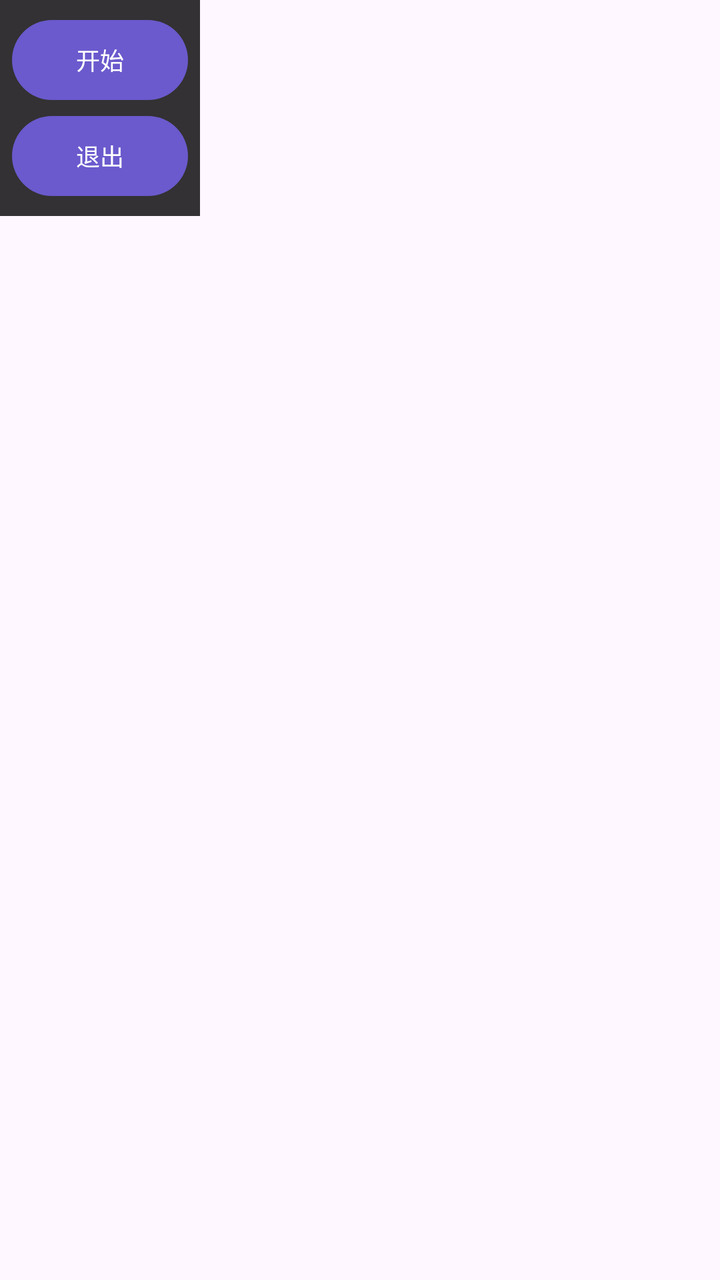
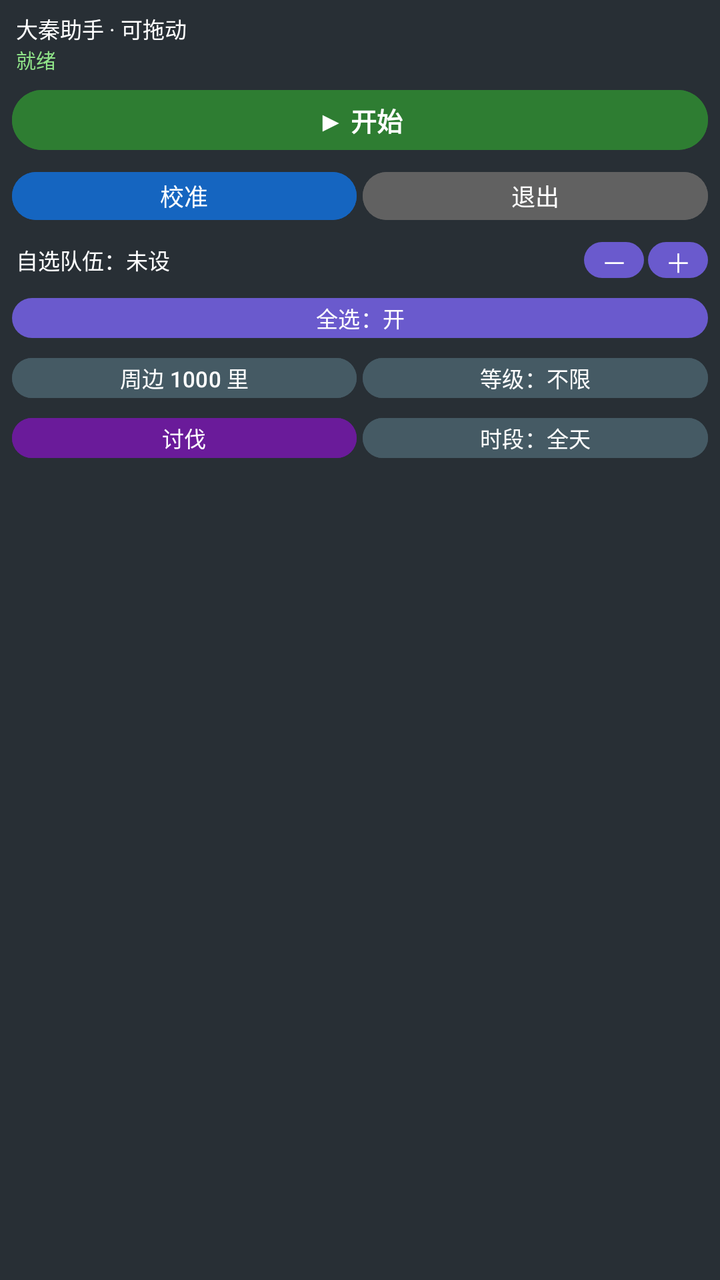

Compare the two renders of this Android layout. The source of the first and the diff that turns it into the second are given below.
<!-- AndroidManifest.xml: application theme Theme.DaQinHelper -->
<!-- res/layout/overlay_window.xml -->
<?xml version="1.0" encoding="utf-8"?>
<FrameLayout xmlns:android="http://schemas.android.com/apk/res/android"
    android:layout_width="wrap_content"
    android:layout_height="wrap_content">

    <LinearLayout
        android:orientation="vertical"
        android:background="#CC000000"
        android:padding="6dp"
        android:layout_width="wrap_content"
        android:layout_height="wrap_content">

        <Button
            android:id="@+id/btn_toggle"
            android:layout_width="wrap_content"
            android:layout_height="wrap_content"
            android:text="开始"
            android:textSize="12sp" />

        <Button
            android:id="@+id/btn_exit"
            android:layout_width="wrap_content"
            android:layout_height="wrap_content"
            android:text="退出"
            android:textSize="12sp" />
    </LinearLayout>
</FrameLayout>
<!-- resources referenced by this layout -->
<resources>
  <style name="Theme.DaQinHelper" parent="Theme.Material3.DayNight.NoActionBar">
          <item name="colorPrimary">@color/purple_500</item>
          <item name="colorPrimaryDark">@color/purple_700</item>
          <item name="colorAccent">@color/teal_200</item>
      </style>
  <color name="purple_500">#6A5ACD</color>
  <color name="purple_700">#483D8B</color>
  <color name="teal_200">#80CBC4</color>
</resources>

<!-- the commit's change to res/layout/overlay_window.xml (unified diff, before → after) -->
@@ -1,27 +1,190 @@
 <?xml version="1.0" encoding="utf-8"?>
-<FrameLayout xmlns:android="http://schemas.android.com/apk/res/android"
+<LinearLayout xmlns:android="http://schemas.android.com/apk/res/android"
+    android:id="@+id/overlay_root"
     android:layout_width="wrap_content"
-    android:layout_height="wrap_content">
+    android:layout_height="wrap_content"
+    android:orientation="vertical"
+    android:background="#E6111A20"
+    android:padding="6dp"
+    android:minWidth="132dp">
+
+    <TextView
+        android:id="@+id/tv_title"
+        android:layout_width="wrap_content"
+        android:layout_height="wrap_content"
+        android:text="大秦助手 · 可拖动"
+        android:textColor="#FFFFFF"
+        android:textSize="11sp"
+        android:paddingStart="2dp"
+        android:paddingEnd="2dp" />
+
+    <TextView
+        android:id="@+id/tv_status"
+        android:layout_width="wrap_content"
+        android:layout_height="wrap_content"
+        android:text="就绪"
+        android:textColor="#8FE388"
+        android:textSize="10sp"
+        android:maxWidth="150dp"
+        android:paddingStart="2dp"
+        android:paddingEnd="2dp" />
+
+    <Button
+        android:id="@+id/btn_toggle"
+        android:layout_width="match_parent"
+        android:layout_height="38dp"
+        android:layout_marginTop="4dp"
+        android:text="▶ 开始"
+        android:textSize="13sp"
+        android:textStyle="bold"
+        android:padding="0dp"
+        android:minWidth="0dp"
+        android:minHeight="0dp"
+        android:backgroundTint="#2E7D32" />
 
     <LinearLayout
-        android:orientation="vertical"
-        android:background="#CC000000"
-        android:padding="6dp"
-        android:layout_width="wrap_content"
-        android:layout_height="wrap_content">
+        android:layout_width="match_parent"
+        android:layout_height="wrap_content"
+        android:orientation="horizontal"
+        android:layout_marginTop="3dp">
 
         <Button
-            android:id="@+id/btn_toggle"
-            android:layout_width="wrap_content"
-            android:layout_height="wrap_content"
-            android:text="开始"
-            android:textSize="12sp" />
+            android:id="@+id/btn_calib"
+            android:layout_width="0dp"
+            android:layout_weight="1"
+            android:layout_height="32dp"
+            android:text="校准"
+            android:textSize="12sp"
+            android:padding="0dp"
+            android:minWidth="0dp"
+            android:minHeight="0dp"
+            android:backgroundTint="#1565C0" />
 
         <Button
             android:id="@+id/btn_exit"
-            android:layout_width="wrap_content"
+            android:layout_width="0dp"
+            android:layout_weight="1"
+            android:layout_height="32dp"
+            android:layout_marginStart="3dp"
+            android:text="退出"
+            android:textSize="12sp"
+            android:padding="0dp"
+            android:minWidth="0dp"
+            android:minHeight="0dp"
+            android:backgroundTint="#616161" />
+    </LinearLayout>
+
+    <LinearLayout
+        android:layout_width="match_parent"
+        android:layout_height="wrap_content"
+        android:orientation="horizontal"
+        android:gravity="center_vertical"
+        android:layout_marginTop="3dp">
+
+        <TextView
+            android:id="@+id/tv_troop"
+            android:layout_width="0dp"
+            android:layout_weight="1"
             android:layout_height="wrap_content"
-            android:text="退出"
-            android:textSize="12sp" />
+            android:text="自选队伍：未设"
+            android:textColor="#FFFFFF"
+            android:textSize="11sp"
+            android:paddingStart="2dp" />
+
+        <Button
+            android:id="@+id/btn_minus"
+            android:layout_width="30dp"
+            android:layout_height="26dp"
+            android:text="－"
+            android:textSize="13sp"
+            android:padding="0dp"
+            android:minWidth="0dp"
+            android:minHeight="0dp" />
+
+        <Button
+            android:id="@+id/btn_plus"
+            android:layout_width="30dp"
+            android:layout_height="26dp"
+            android:text="＋"
+            android:textSize="13sp"
+            android:padding="0dp"
+            android:minWidth="0dp"
+            android:minHeight="0dp"
+            android:layout_marginStart="2dp" />
     </LinearLayout>
-</FrameLayout>
+
+    <Button
+        android:id="@+id/btn_troop_toggle"
+        android:layout_width="match_parent"
+        android:layout_height="28dp"
+        android:layout_marginTop="2dp"
+        android:text="全选：开"
+        android:textSize="11sp"
+        android:padding="0dp"
+        android:minWidth="0dp"
+        android:minHeight="0dp" />
+
+    <LinearLayout
+        android:layout_width="match_parent"
+        android:layout_height="wrap_content"
+        android:orientation="horizontal"
+        android:layout_marginTop="2dp">
+
+        <Button
+            android:id="@+id/btn_search"
+            android:layout_width="0dp"
+            android:layout_weight="1"
+            android:layout_height="28dp"
+            android:text="周边 1000 里"
+            android:textSize="11sp"
+            android:padding="0dp"
+            android:minWidth="0dp"
+            android:minHeight="0dp"
+            android:backgroundTint="#455A64" />
+
+        <Button
+            android:id="@+id/btn_level"
+            android:layout_width="0dp"
+            android:layout_weight="1"
+            android:layout_height="28dp"
+            android:layout_marginStart="3dp"
+            android:text="等级：不限"
+            android:textSize="11sp"
+            android:padding="0dp"
+            android:minWidth="0dp"
+            android:minHeight="0dp"
+            android:backgroundTint="#455A64" />
+    </LinearLayout>
+
+    <LinearLayout
+        android:layout_width="match_parent"
+        android:layout_height="wrap_content"
+        android:orientation="horizontal"
+        android:layout_marginTop="2dp">
+
+        <Button
+            android:id="@+id/btn_mode"
+            android:layout_width="0dp"
+            android:layout_weight="1"
+            android:layout_height="28dp"
+            android:text="讨伐"
+            android:textSize="11sp"
+            android:padding="0dp"
+            android:minWidth="0dp"
+            android:minHeight="0dp"
+            android:backgroundTint="#6A1B9A" />
+
+        <Button
+            android:id="@+id/btn_act"
+            android:layout_width="0dp"
+            android:layout_weight="1"
+            android:layout_height="28dp"
+            android:layout_marginStart="3dp"
+            android:text="时段：全天"
+            android:textSize="11sp"
+            android:padding="0dp"
+            android:minWidth="0dp"
+            android:minHeight="0dp"
+            android:backgroundTint="#455A64" />
+    </LinearLayout>
+</LinearLayout>
